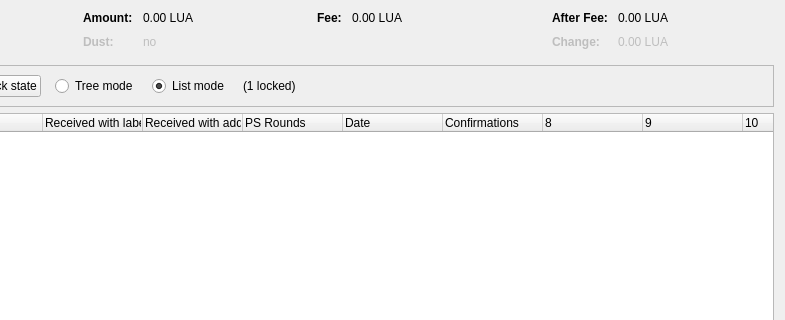
Old version of the form src/qt/forms/coincontroldialog.ui in the repository minblock/luascoin; both pictures show x 169 to 954 and y 0 to 320 of the 954 by 500 pixel window.
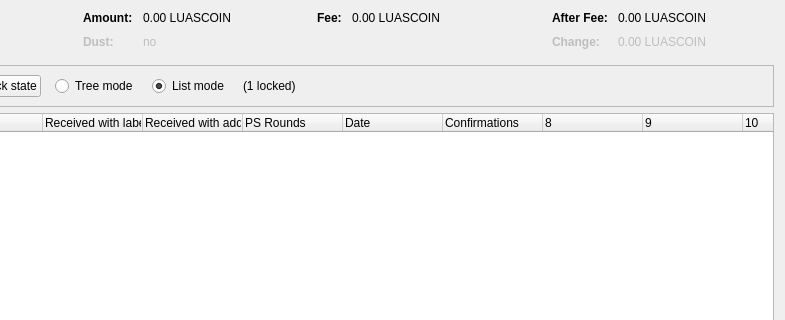
New version of the form. Custom widgets are drawn as their Qt base class.

```diff
--- a/src/qt/forms/coincontroldialog.ui
+++ b/src/qt/forms/coincontroldialog.ui
@@ -132,7 +132,7 @@
           <enum>Qt::ActionsContextMenu</enum>
          </property>
          <property name="text">
-          <string notr="true">0.00 LUA</string>
+          <string notr="true">0.00 LUASCOIN</string>
          </property>
          <property name="textInteractionFlags">
           <set>Qt::LinksAccessibleByMouse|Qt::TextSelectableByKeyboard|Qt::TextSelectableByMouse</set>
@@ -212,7 +212,7 @@
           <enum>Qt::ActionsContextMenu</enum>
          </property>
          <property name="text">
-          <string notr="true">0.00 LUA</string>
+          <string notr="true">0.00 LUASCOIN</string>
          </property>
          <property name="textInteractionFlags">
           <set>Qt::LinksAccessibleByMouse|Qt::TextSelectableByKeyboard|Qt::TextSelectableByMouse</set>
@@ -257,7 +257,7 @@
           <enum>Qt::ActionsContextMenu</enum>
          </property>
          <property name="text">
-          <string notr="true">0.00 LUA</string>
+          <string notr="true">0.00 LUASCOIN</string>
          </property>
          <property name="textInteractionFlags">
           <set>Qt::LinksAccessibleByMouse|Qt::TextSelectableByKeyboard|Qt::TextSelectableByMouse</set>
@@ -292,7 +292,7 @@
           <enum>Qt::ActionsContextMenu</enum>
          </property>
          <property name="text">
-          <string notr="true">0.00 LUA</string>
+          <string notr="true">0.00 LUASCOIN</string>
          </property>
          <property name="textInteractionFlags">
           <set>Qt::LinksAccessibleByMouse|Qt::TextSelectableByKeyboard|Qt::TextSelectableByMouse</set>
```
